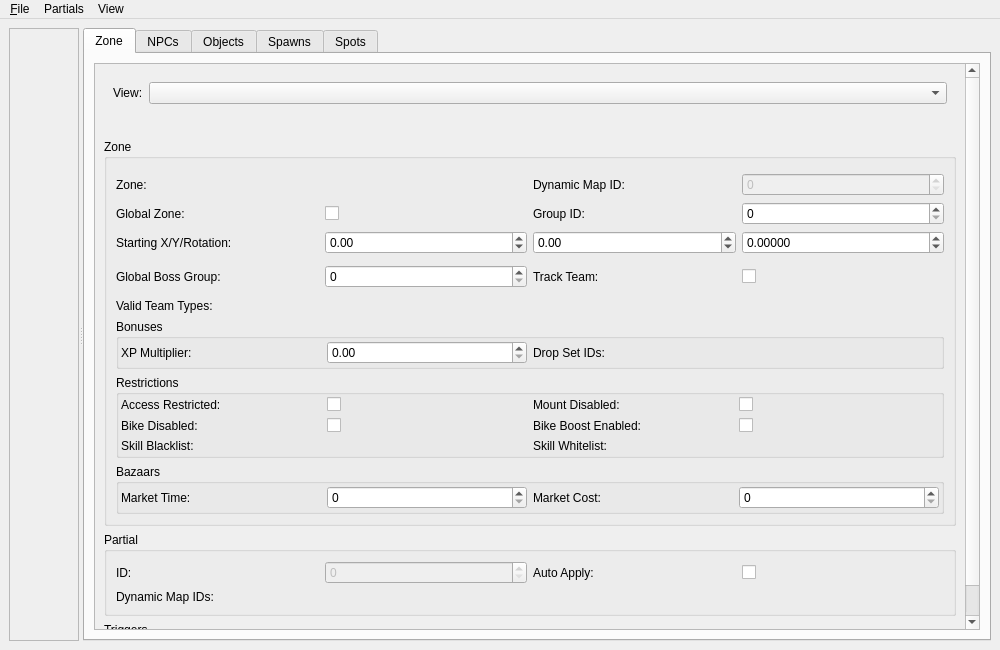
First picture: the form in tools/cathedral/ui/ZoneWindow.ui, repository comphack/comp_hack, before the edit.
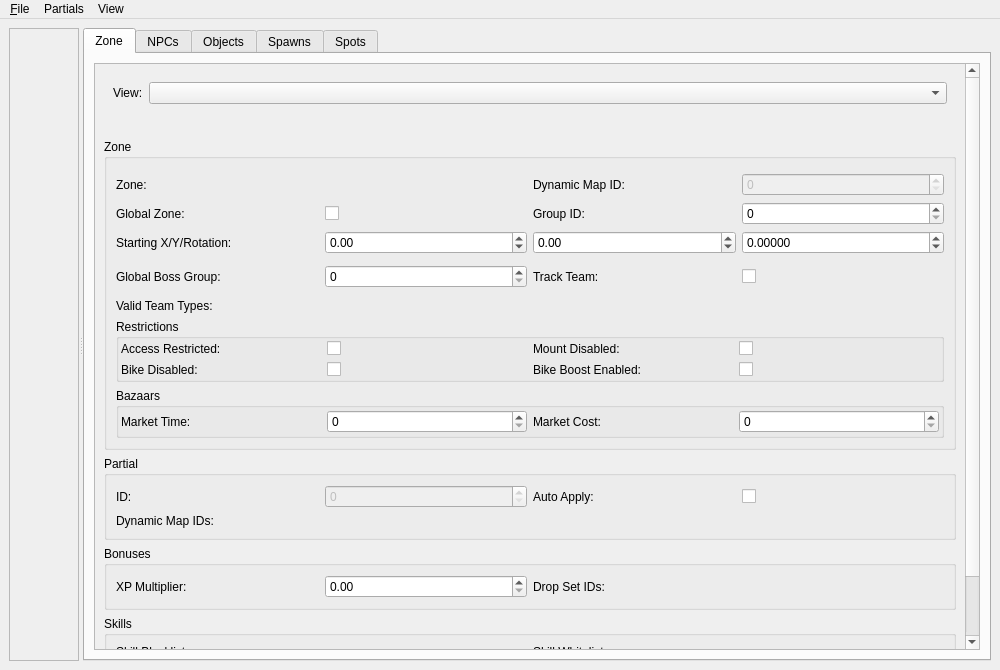
Second picture: the form after the edit. Custom widgets are drawn as their Qt base class.

Commit message: Zone and zone partial saving

Patch:
```diff
--- a/tools/cathedral/ui/ZoneWindow.ui
+++ b/tools/cathedral/ui/ZoneWindow.ui
@@ -7,7 +7,7 @@
     <x>0</x>
     <y>0</y>
     <width>1000</width>
-    <height>650</height>
+    <height>670</height>
    </rect>
   </property>
   <property name="windowTitle">
@@ -36,7 +36,7 @@
           <x>0</x>
           <y>0</y>
           <width>69</width>
-          <height>609</height>
+          <height>629</height>
          </rect>
         </property>
        </widget>
@@ -76,7 +76,7 @@
               <x>0</x>
               <y>0</y>
               <width>880</width>
-              <height>565</height>
+              <height>585</height>
              </rect>
             </property>
             <layout class="QVBoxLayout" name="layoutMain">
@@ -289,51 +289,6 @@
                      </item>
                     </layout>
                    </item>
-                   <item>
-                    <widget class="QGroupBox" name="grpBonuses">
-                     <property name="title">
-                      <string>Bonuses</string>
-                     </property>
-                     <layout class="QGridLayout" name="gridLayout_2">
-                      <property name="leftMargin">
-                       <number>2</number>
-                      </property>
-                      <property name="topMargin">
-                       <number>2</number>
-                      </property>
-                      <property name="rightMargin">
-                       <number>2</number>
-                      </property>
-                      <property name="bottomMargin">
-                       <number>2</number>
-                      </property>
-                      <item row="0" column="0">
-                       <widget class="QLabel" name="lblXPMultiplier">
-                        <property name="text">
-                         <string>XP Multiplier:</string>
-                        </property>
-                       </widget>
-                      </item>
-                      <item row="0" column="1">
-                       <widget class="QDoubleSpinBox" name="xpMultiplier">
-                        <property name="maximum">
-                         <double>10000.000000000000000</double>
-                        </property>
-                       </widget>
-                      </item>
-                      <item row="0" column="2">
-                       <widget class="QLabel" name="lblDropSetIDs">
-                        <property name="text">
-                         <string>Drop Set IDs:</string>
-                        </property>
-                       </widget>
-                      </item>
-                      <item row="0" column="3">
-                       <widget class="DynamicList" name="dropSetIDs" native="true"/>
-                      </item>
-                     </layout>
-                    </widget>
-                   </item>
                    <item>
                     <widget class="QGroupBox" name="grpRestrictions">
                      <property name="title">
@@ -408,26 +363,6 @@
                         </property>
                        </widget>
                       </item>
-                      <item row="2" column="0">
-                       <widget class="QLabel" name="lblSkillBlacklist">
-                        <property name="text">
-                         <string>Skill Blacklist:</string>
-                        </property>
-                       </widget>
-                      </item>
-                      <item row="2" column="2">
-                       <widget class="QLabel" name="lblSkillWhitelist">
-                        <property name="text">
-                         <string>Skill Whitelist:</string>
-                        </property>
-                       </widget>
-                      </item>
-                      <item row="2" column="1">
-                       <widget class="DynamicList" name="skillBlacklist" native="true"/>
-                      </item>
-                      <item row="2" column="3">
-                       <widget class="DynamicList" name="skillWhitelist" native="true"/>
-                      </item>
                      </layout>
                     </widget>
                    </item>
@@ -544,6 +479,68 @@
                </layout>
               </widget>
              </item>
+             <item>
+              <widget class="QGroupBox" name="grpBonuses">
+               <property name="title">
+                <string>Bonuses</string>
+               </property>
+               <layout class="QGridLayout" name="gridLayout_2">
+                <item row="0" column="3">
+                 <widget class="DynamicList" name="dropSetIDs" native="true"/>
+                </item>
+                <item row="0" column="0">
+                 <widget class="QLabel" name="lblXPMultiplier">
+                  <property name="text">
+                   <string>XP Multiplier:</string>
+                  </property>
+                 </widget>
+                </item>
+                <item row="0" column="1">
+                 <widget class="QDoubleSpinBox" name="xpMultiplier">
+                  <property name="maximum">
+                   <double>10000.000000000000000</double>
+                  </property>
+                 </widget>
+                </item>
+                <item row="0" column="2">
+                 <widget class="QLabel" name="lblDropSetIDs">
+                  <property name="text">
+                   <string>Drop Set IDs:</string>
+                  </property>
+                 </widget>
+                </item>
+               </layout>
+              </widget>
+             </item>
+             <item>
+              <widget class="QGroupBox" name="grpSkills">
+               <property name="title">
+                <string>Skills</string>
+               </property>
+               <layout class="QGridLayout" name="grpSkillsLayout">
+                <item row="0" column="2">
+                 <widget class="QLabel" name="lblSkillWhitelist">
+                  <property name="text">
+                   <string>Skill Whitelist:</string>
+                  </property>
+                 </widget>
+                </item>
+                <item row="0" column="0">
+                 <widget class="QLabel" name="lblSkillBlacklist">
+                  <property name="text">
+                   <string>Skill Blacklist:</string>
+                  </property>
+                 </widget>
+                </item>
+                <item row="0" column="1">
+                 <widget class="DynamicList" name="skillBlacklist" native="true"/>
+                </item>
+                <item row="0" column="3">
+                 <widget class="DynamicList" name="skillWhitelist" native="true"/>
+                </item>
+               </layout>
+              </widget>
+             </item>
              <item>
               <widget class="QGroupBox" name="grpTriggers">
                <property name="title">
```
Left out of the diff: 6 changed lines with no effect on the pictures. The commit also changes 17 other files.
